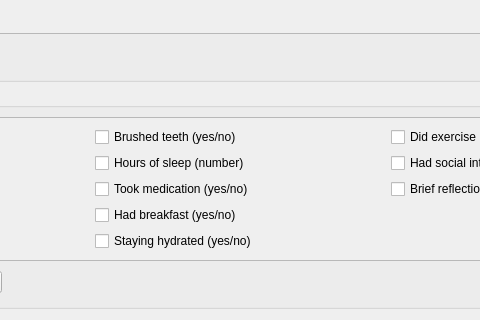
Before: the Qt Designer form ui/designs/checkin_settings_widget.ui in Jacfogel/MHM, drawn with Qt 5; both pictures show x 235 to 715 and y 430 to 750 of the 950 by 750 pixel window.
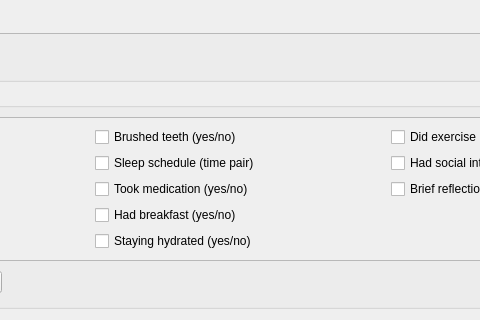
After: the same form once the commit is applied.

Commit message: Check-in Questions Enhancement: New questions, custom questions, sleep schedule, and test fixes

```diff
--- a/ui/designs/checkin_settings_widget.ui
+++ b/ui/designs/checkin_settings_widget.ui
@@ -198,7 +198,7 @@
           <item row="1" column="1">
            <widget class="QCheckBox" name="checkBox_sleep_hours">
             <property name="text">
-             <string>Hours of sleep (number)</string>
+             <string>Sleep schedule (time pair)</string>
             </property>
            </widget>
           </item>
```
Left out of the diff: 2 changed lines with no effect on the pictures. The commit also changes 31 other files.
